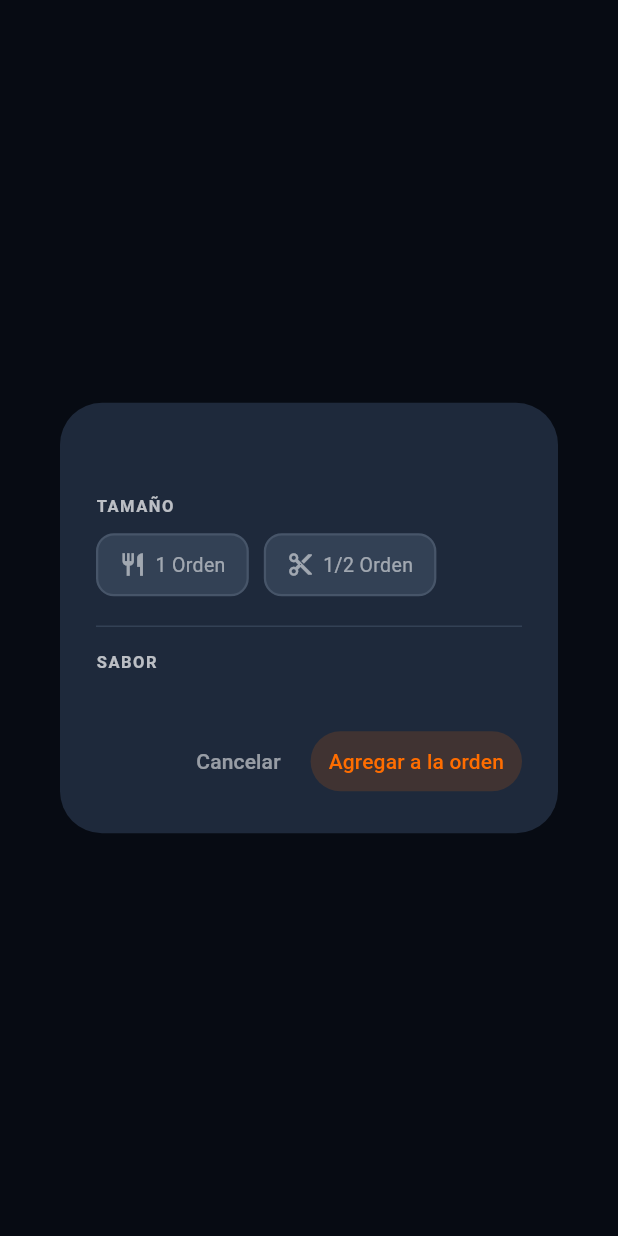
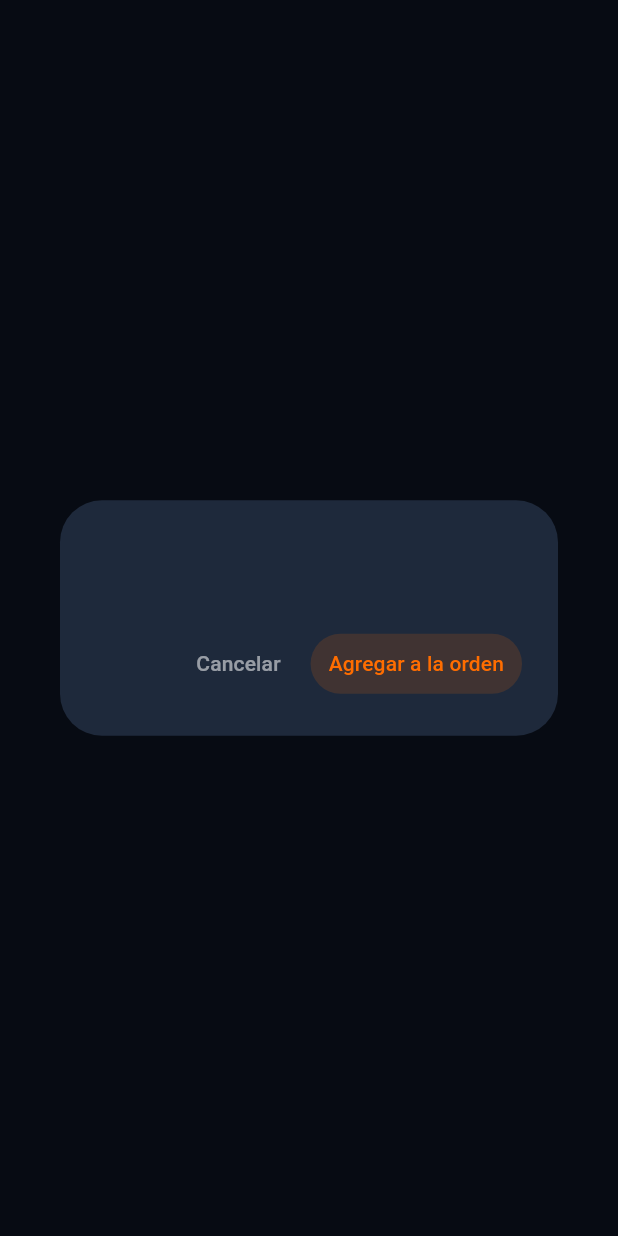
Before and after one commit to gorditasmh2020rigoberto/restaurant, a Flutter app: what addMultiFlavorVariantToCart() shows on an empty page, opened directly with empty values, on a phone screen of 412 x 824 dp. Run offline on Flutter 3.47's test engine with Material 3 defaults, Android fonts, the phone set to English and light mode, and no system bars; our stand-ins replace audioplayers, image_picker, pdf, printing, shared_preferences, supabase_flutter; missing offline and left inert: dart:html; accounts and stored records are empty; key blocks and very long unbroken strings in the code were emptied for the run.

Commit message:
feat: multi-sabor universal con TAMAÑO/CANTIDAD/SABOR
- Cualquier categoría con 2+ platillos se colapsa en una sola tarjeta
- El modal muestra dinámicamente las secciones aplicables:
  - TAMAÑO si hay variantes orden/media
  - CANTIDAD si hay variantes (N pzas)
  - SABOR si hay distintos sabores
- Solo se omiten bebidas y gorditas (lógica especial propia)

Co-Authored-By: Claude Sonnet 4.6 <noreply@anthropic.com>

```diff
--- a/lib/widgets/dish_card.dart
+++ b/lib/widgets/dish_card.dart
@@ -975,49 +975,81 @@ class DishCard extends StatelessWidget {
 }
 
 String _extractFlavor(String name, String categoryPrefix) {
-  // Strip variant suffix
-  final base = name
-      .replaceAll(RegExp(r'\s*\(Orden\)\s*$', caseSensitive: false), '')
-      .replaceAll(RegExp(r'\s*\(1/2\)\s*$', caseSensitive: false), '')
-      .replaceAll(RegExp(r'\s*1/2\s*$', caseSensitive: false), '')
+  // Strip variant markers anywhere
+  var base = name
+      .replaceAll(RegExp(r'\s*\(Orden\)\s*', caseSensitive: false), ' ')
+      .replaceAll(RegExp(r'\s*\(1/2\)\s+orden\s*', caseSensitive: false), ' ')
+      .replaceAll(RegExp(r'\s*\(1/2\)\s*', caseSensitive: false), ' ')
+      .replaceAll(RegExp(r'\s*\(\d+\s*pzas?\.?\)\s*', caseSensitive: false), ' ')
+      .replaceAll(RegExp(r'\s*1/2\s+orden\s*', caseSensitive: false), ' ')
+      .replaceAll(RegExp(r'\s+'), ' ')
       .trim();
   // Strip category prefix like "Enmoladas de " → "Cebolla"
   final prefix = RegExp(
-    r'^' + RegExp.escape(categoryPrefix) + r'\s+(?:de\s+|del\s+|con\s+)?',
+    r'^' + RegExp.escape(categoryPrefix) + r'\s+(?:de\s+|del\s+|con\s+|en\s+)?',
     caseSensitive: false,
   );
   return base.replaceFirst(prefix, '').trim();
+}
+
+int? _extractQuantity(String name) {
+  final m =
+      RegExp(r'\((\d+)\s*pzas?\.?\)', caseSensitive: false).firstMatch(name);
+  return m != null ? int.tryParse(m.group(1)!) : null;
+}
+
+String _extractSize(String name) {
+  return name.toLowerCase().contains('1/2') ? 'media' : 'orden';
 }
 
 Future<void> addMultiFlavorVariantToCart(BuildContext context,
     List<Dish> dishes, String displayName, String categoryPrefix) async {
   final cart = context.read<CartProvider>();
 
-  final flavors = <String>{};
-  for (final d in dishes) {
-    flavors.add(_extractFlavor(d.name, categoryPrefix));
-  }
+  // Detectar qué dimensiones tienen variación real
+  final sizes = dishes.map((d) => _extractSize(d.name)).toSet();
+  final quantities =
+      dishes.map((d) => _extractQuantity(d.name)).whereType<int>().toSet();
+  final flavors =
+      dishes.map((d) => _extractFlavor(d.name, categoryPrefix)).toSet();
   final sortedFlavors = flavors.toList()..sort();
-
-  String? selectedSize; // 'orden' or 'media'
-  String? selectedFlavor;
+  final sortedQty = quantities.toList()..sort();
+
+  final showSize = sizes.length > 1;
+  final showQty = quantities.length > 1;
+  final showFlavor = flavors.length > 1;
+
+  String? selectedSize = showSize ? null : (sizes.isNotEmpty ? sizes.first : null);
+  int? selectedQty = showQty ? null : (quantities.isNotEmpty ? quantities.first : null);
+  String? selectedFlavor =
+      showFlavor ? null : (flavors.isNotEmpty ? flavors.first : null);
 
   await showDialog(
     context: context,
     builder: (ctx) => StatefulBuilder(
       builder: (ctx, setDialogState) {
         Dish? matched;
-        if (selectedSize != null && selectedFlavor != null) {
-          final isMedia = selectedSize == 'media';
         for (final d in dishes) {
-            final dIsMedia = d.name.toLowerCase().contains('1/2');
+          final dSize = _extractSize(d.name);
+          final dQty = _extractQuantity(d.name);
           final dFlavor = _extractFlavor(d.name, categoryPrefix);
-            if (dIsMedia == isMedia && dFlavor == selectedFlavor) {
+          if (showSize && dSize != selectedSize) continue;
+          if (showQty && dQty != selectedQty) continue;
+          if (showFlavor && dFlavor != selectedFlavor) continue;
+          if (!showSize && sizes.isNotEmpty && dSize != sizes.first) continue;
+          if (!showQty && quantities.isNotEmpty && dQty != quantities.first) {
+            continue;
+          }
+          if (!showFlavor && flavors.isNotEmpty && dFlavor != flavors.first) {
+            continue;
+          }
           matched = d;
           break;
         }
-          }
-        }
+        final canAdd = matched != null &&
+            (!showSize || selectedSize != null) &&
+            (!showQty || selectedQty != null) &&
+            (!showFlavor || selectedFlavor != null);
         return AlertDialog(
           backgroundColor: const Color(0xFF1E293B),
           title: Text(displayName,
@@ -1029,6 +1061,7 @@ Future<void> addMultiFlavorVariantToCart(BuildContext context,
                 mainAxisSize: MainAxisSize.min,
                 crossAxisAlignment: CrossAxisAlignment.start,
                 children: [
+                  if (showSize) ...[
                     const Text('TAMAÑO',
                         style: TextStyle(
                             color: Colors.white70,
@@ -1040,6 +1073,7 @@ Future<void> addMultiFlavorVariantToCart(BuildContext context,
                       spacing: 10,
                       runSpacing: 8,
                       children: [
+                        if (sizes.contains('orden'))
                           _ToggleOption(
                             icon: Icons.restaurant,
                             label: '1 Orden',
@@ -1047,6 +1081,7 @@ Future<void> addMultiFlavorVariantToCart(BuildContext context,
                             onChanged: (v) => setDialogState(
                                 () => selectedSize = v ? 'orden' : null),
                           ),
+                        if (sizes.contains('media'))
                           _ToggleOption(
                             icon: Icons.content_cut,
                             label: '1/2 Orden',
@@ -1059,6 +1094,33 @@ Future<void> addMultiFlavorVariantToCart(BuildContext context,
                     const SizedBox(height: 12),
                     const Divider(color: Color(0xFF334155)),
                     const SizedBox(height: 8),
+                  ],
+                  if (showQty) ...[
+                    const Text('CANTIDAD',
+                        style: TextStyle(
+                            color: Colors.white70,
+                            fontSize: 11,
+                            fontWeight: FontWeight.w600,
+                            letterSpacing: 1)),
+                    const SizedBox(height: 10),
+                    Wrap(
+                      spacing: 10,
+                      runSpacing: 8,
+                      children: sortedQty
+                          .map((q) => _ToggleOption(
+                                icon: Icons.numbers,
+                                label: q == 1 ? '$q pza' : '$q pzas',
+                                value: selectedQty == q,
+                                onChanged: (v) => setDialogState(
+                                    () => selectedQty = v ? q : null),
+                              ))
+                          .toList(),
+                    ),
+                    const SizedBox(height: 12),
+                    const Divider(color: Color(0xFF334155)),
+                    const SizedBox(height: 8),
+                  ],
+                  if (showFlavor) ...[
                     const Text('SABOR',
                         style: TextStyle(
                             color: Colors.white70,
@@ -1072,17 +1134,18 @@ Future<void> addMultiFlavorVariantToCart(BuildContext context,
                       children: sortedFlavors
                           .map((fl) => _ToggleOption(
                                 icon: Icons.local_dining,
-                              label: fl,
+                                label: fl.isEmpty ? displayName : fl,
                                 value: selectedFlavor == fl,
                                 onChanged: (v) => setDialogState(
                                     () => selectedFlavor = v ? fl : null),
                               ))
                           .toList(),
                     ),
-                  if (matched != null) ...[
+                  ],
+                  if (canAdd) ...[
                     const SizedBox(height: 14),
                     Text(
-                      'Total: \$${matched.price.toStringAsFixed(0)}',
+                      'Total: \$${matched!.price.toStringAsFixed(0)}',
                       style: const TextStyle(
                           color: Color(0xFFFF6D00),
                           fontSize: 16,
@@ -1100,7 +1163,7 @@ Future<void> addMultiFlavorVariantToCart(BuildContext context,
                   style: TextStyle(color: Colors.white54)),
             ),
             TextButton(
-              onPressed: matched == null
+              onPressed: !canAdd
                   ? null
                   : () {
                       Navigator.pop(ctx);
```
Also changed, not shown: lib/views/comandas_view.dart (+8 -10 lines), lib/widgets/menu_browser.dart (+10 -10 lines). Lines whose indentation alone changed are shown as unchanged.
